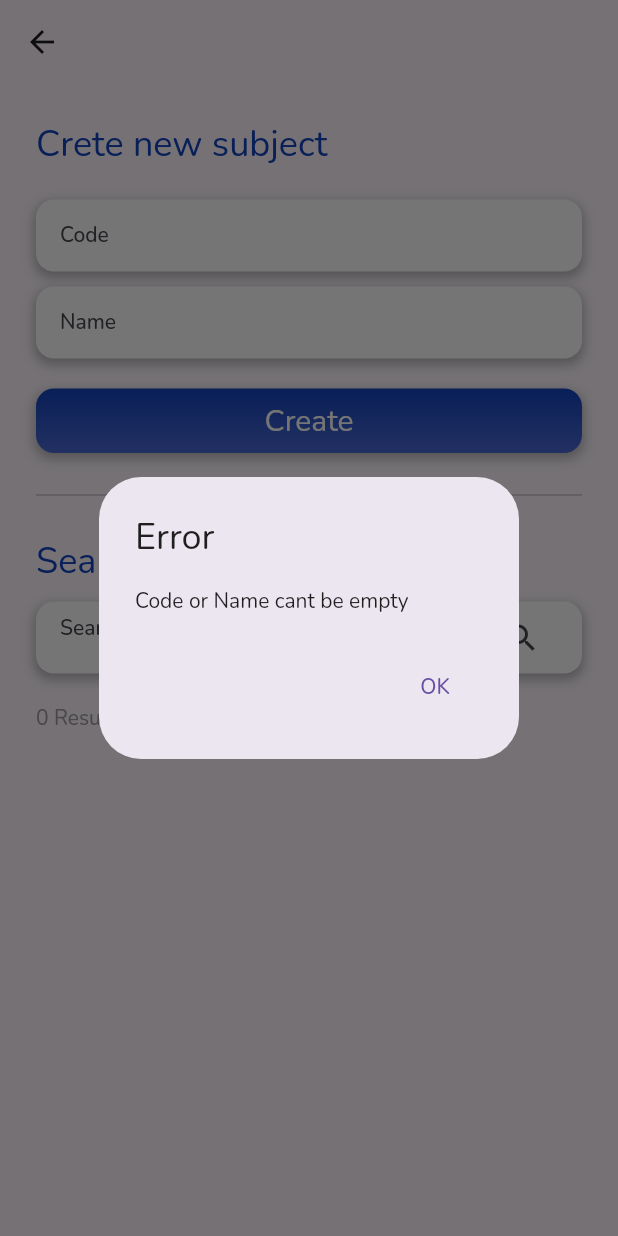
After one commit to P3t0331/skillsprout, a Flutter app: the AddSubjectPage screen opened directly, after a tap on "Create", on a phone screen of 412 x 824 dp. The commit adds this screen. Run offline on Flutter 3.47's test engine with Material 2 defaults, Android fonts, the phone set to English and light mode, and no system bars; our stand-ins replace cloud_firestore, firebase_auth, firebase_core, flutter_datetime_picker, get_it, google_fonts; accounts and stored records are empty.

Commit message:
New features, refactoring

```diff
--- a/lib/app_root.dart
+++ b/lib/app_root.dart
@@ -1,5 +1,4 @@
 import 'package:deadline_tracker/screens/persistent_navbar_page.dart';
-import 'package:deadline_tracker/screens/home_page.dart';
 import 'package:deadline_tracker/screens/login_register_page.dart';
 import 'package:flutter/material.dart';
 import 'package:deadline_tracker/services/auth.dart';
--- a/lib/main.dart
+++ b/lib/main.dart
@@ -1,9 +1,4 @@
 import 'package:deadline_tracker/app_root.dart';
-import 'package:deadline_tracker/screens/add_subject_page.dart';
-import 'package:deadline_tracker/screens/search_deadlines_page.dart';
-import 'package:deadline_tracker/screens/home_page.dart';
-import 'package:deadline_tracker/screens/login_register_page.dart';
-import 'package:deadline_tracker/screens/settings_page.dart';
 import 'package:deadline_tracker/services/ioc_container.dart';
 import 'package:flutter/material.dart';
 import 'package:google_fonts/google_fonts.dart';
--- a/lib/models/deadline.dart
+++ b/lib/models/deadline.dart
@@ -23,10 +23,12 @@ class Deadline {
   final String description;
   final List<String> upvoteIds;
   final List<String> downvoteIds;
+  final String subjectRef;
 
   Deadline(
       {required this.title,
       required this.date,
+      required this.subjectRef,
       this.description = "",
       this.upvoteIds = const [],
       this.downvoteIds = const []});
--- a/lib/models/subject.dart
+++ b/lib/models/subject.dart
@@ -1,6 +1,4 @@
 import 'package:json_annotation/json_annotation.dart';
-
-import 'deadline.dart';
 
 part 'subject.g.dart';
 
--- a/lib/screens/add_subject_page.dart
+++ b/lib/screens/add_subject_page.dart
@@ -1,16 +1,15 @@
-import 'package:deadline_tracker/main.dart';
 import 'package:deadline_tracker/widgets/horizontal_button.dart';
 import 'package:deadline_tracker/widgets/page_container.dart';
+import 'package:deadline_tracker/widgets/streambuilder_handler.dart';
 import 'package:deadline_tracker/widgets/title_text.dart';
 import 'package:flutter/material.dart';
 import 'package:get_it/get_it.dart';
 
-import '../models/deadline.dart';
 import '../models/subject.dart';
 import '../services/subject_service.dart';
+import '../utils/show_dialog_utils.dart';
 import '../widgets/decorated_container.dart';
 import '../widgets/input_field.dart';
-import '../widgets/subject_card.dart';
 
 class AddSubjectPage extends StatefulWidget {
   AddSubjectPage({super.key});
@@ -54,16 +53,7 @@ class _AddSubjectPageState extends State<AddSubjectPage> {
               child: HorizontalButton(
                 text: "Create",
                 onTap: () {
-                  if (_subjectCodeEditingController.text.isEmpty ||
-                      _subjectNameEditingController.text.isEmpty) {
-                    showEmptyInputFieldsErrorDialog(context);
-                  } else {
-                    _subjectService.createSubject(Subject(
-                        code: _subjectCodeEditingController.text,
-                        name: _subjectNameEditingController.text));
-                    _subjectCodeEditingController.clear();
-                    _subjectNameEditingController.clear();
-                  }
+                  onCreatePressed(context);
                 },
               ),
               useGradient: true,
@@ -89,33 +79,28 @@ class _AddSubjectPageState extends State<AddSubjectPage> {
     );
   }
 
-  Future<dynamic> showEmptyInputFieldsErrorDialog(BuildContext context) {
-    return showDialog(
-        context: context,
-        builder: (BuildContext context) {
-          return AlertDialog(
-            title: Text('Error'),
-            content: Text('Code and Name cant be empty'),
-            actions: [
-              TextButton(
-                  onPressed: () => Navigator.of(context).pop(),
-                  child: Text('OK'))
-            ],
-          );
-        });
+  void onCreatePressed(BuildContext context) {
+    if (_subjectCodeEditingController.text.isEmpty ||
+        _subjectNameEditingController.text.isEmpty) {
+      ShowDialogUtils.showInfoDialog(
+          context, 'Error', 'Code or Name cant be empty');
+    } else {
+      _subjectService.createSubject(Subject(
+          code: _subjectCodeEditingController.text,
+          name: _subjectNameEditingController.text));
+      _subjectCodeEditingController.clear();
+      _subjectNameEditingController.clear();
+    }
   }
 
   Widget _drawSearchResults() {
-    return StreamBuilder<List<Subject>>(
     //TODO change stream to show only relevant subjects based on search
+    return StreamBuilderHandler<List<Subject>>(
         stream: _subjectService.subjectStream,
-        builder: (context, snapshot) {
-          if (snapshot.hasError) {
-            return Center(child: Text(snapshot.error.toString()));
+        toReturn: drawSearchResultHasData);
   }
-          if (!snapshot.hasData) {
-            return const Center(child: CircularProgressIndicator());
-          }
+
+  Widget drawSearchResultHasData(AsyncSnapshot<List<Subject>> snapshot) {
     final subjects = snapshot.data!;
     if (subjects.length == 0) {
       return Text(
@@ -128,13 +113,22 @@ class _AddSubjectPageState extends State<AddSubjectPage> {
         crossAxisAlignment: CrossAxisAlignment.start,
         children: [
           Text(
-                  "${subjects.length == 1 ? subjects.length.toString() + " Result found" : subjects.length.toString() + " Results found"}",
+            '${subjects.length} ${subjects.length == 1 ? 'Result' : 'Results'} found',
             style: TextStyle(color: Colors.grey),
           ),
           Container(
             child: SingleChildScrollView(
               padding: EdgeInsets.all(8.0),
-                    child: ListView.separated(
+              child: searchResultListView(subjects),
+            ),
+          ),
+        ],
+      ),
+    );
+  }
+
+  ListView searchResultListView(List<Subject> subjects) {
+    return ListView.separated(
         shrinkWrap: true,
         itemCount: subjects.length,
         itemBuilder: (BuildContext context, int index) {
@@ -144,15 +138,8 @@ class _AddSubjectPageState extends State<AddSubjectPage> {
             ),
           );
         },
-                        separatorBuilder: (BuildContext context, int index) =>
-                            SizedBox(
+        separatorBuilder: (BuildContext context, int index) => SizedBox(
               height: 10,
-                            )),
-                  ),
-                ),
-              ],
-            ),
-          );
-        });
+            ));
   }
 }
--- /dev/null
+++ b/lib/utils/show_dialog_utils.dart
@@ -0,0 +1,14 @@
+import 'package:flutter/material.dart';
+
+import '../widgets/popup_dialog.dart';
+
+class ShowDialogUtils {
+  static Future<void> showInfoDialog(
+      BuildContext context, String title, String content) {
+    return showDialog(
+        context: context,
+        builder: (BuildContext context) {
+          return PopupDialog(title: title, content: content);
+        });
+  }
+}
--- a/lib/widgets/home_header.dart
+++ b/lib/widgets/home_header.dart
@@ -1,4 +1,3 @@
-import 'package:flutter/cupertino.dart';
 import 'package:flutter/material.dart';
 import 'package:intl/intl.dart';
 
--- a/lib/widgets/horizontal_button.dart
+++ b/lib/widgets/horizontal_button.dart
@@ -1,4 +1,3 @@
-import 'package:flutter/cupertino.dart';
 import 'package:flutter/material.dart';
 
 class HorizontalButton extends StatelessWidget {
--- /dev/null
+++ b/lib/widgets/popup_dialog.dart
@@ -0,0 +1,20 @@
+import 'package:flutter/material.dart';
+
+class PopupDialog extends StatelessWidget {
+  final String title;
+  final String content;
+
+  PopupDialog({required this.title, required this.content});
+
+  @override
+  Widget build(BuildContext context) {
+    return AlertDialog(
+      title: Text(title),
+      content: Text(content),
+      actions: [
+        TextButton(
+            onPressed: () => Navigator.of(context).pop(), child: Text('OK'))
+      ],
+    );
+  }
+}
--- /dev/null
+++ b/lib/widgets/streambuilder_handler.dart
@@ -0,0 +1,23 @@
+import 'package:flutter/material.dart';
+
+class StreamBuilderHandler<T> extends StatelessWidget {
+  final Stream<T> stream;
+  final Function toReturn;
+
+  StreamBuilderHandler({required this.stream, required this.toReturn});
+
+  @override
+  Widget build(BuildContext context) {
+    return StreamBuilder<T>(
+        stream: stream,
+        builder: (context, snapshot) {
+          if (snapshot.hasError) {
+            return Center(child: Text(snapshot.error.toString()));
+          }
+          if (!snapshot.hasData) {
+            return Center(child: CircularProgressIndicator());
+          }
+          return toReturn(snapshot);
+        });
+  }
+}
```
Also changed, not shown: lib/screens/add_deadline_page.dart (+30 -43 lines), lib/screens/home_page.dart (+9 -18 lines), lib/screens/search_deadlines_page.dart (+16 -18 lines), lib/screens/subject_page.dart (+31 -23 lines), lib/services/deadline_service.dart (+31 -7 lines), lib/models/deadline.g.dart. Lines whose indentation alone changed are shown as unchanged.
